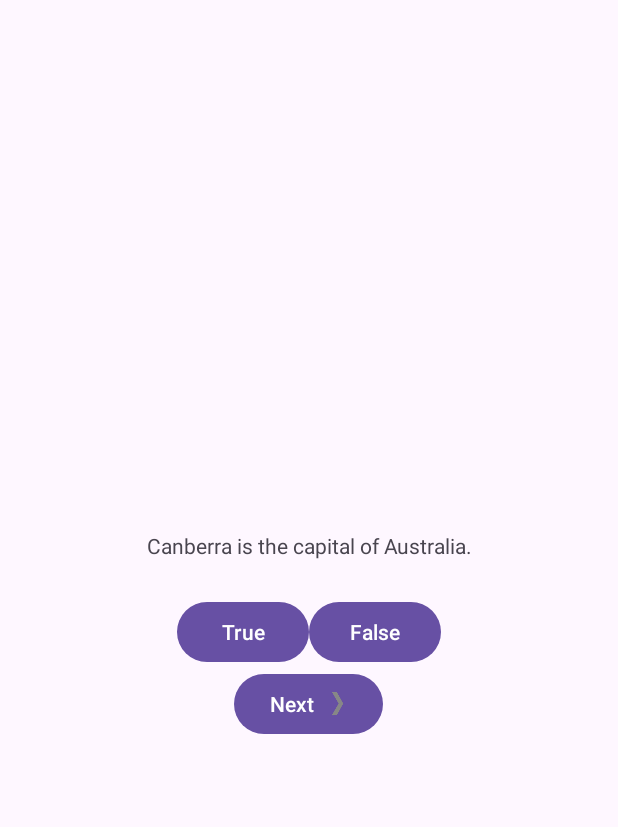
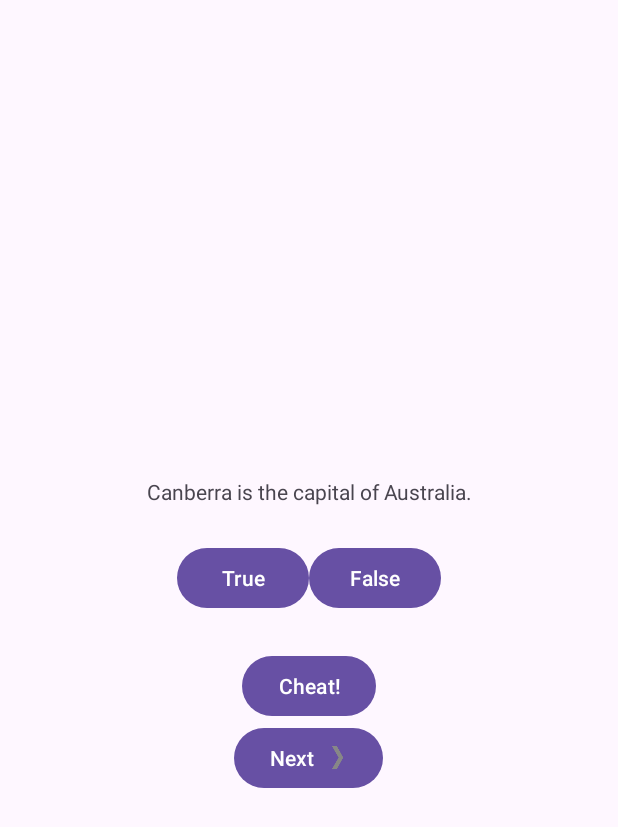
Before and after one commit to Asj218/GeoQuiz11, an Android app: the screen it shows after launch (MainActivity), on a phone screen of 412 x 824 dp. Shown: the top 827 px of the screen. Run offline under Robolectric (Android 15) with nearby library versions, the phone set to English and light mode, and no system bars.

Commit message:
Создали новую активность

```diff
--- a/app/build.gradle.kts
+++ b/app/build.gradle.kts
@@ -42,6 +42,7 @@ dependencies {
     implementation(libs.material)
     implementation(libs.androidx.activity)
     implementation(libs.androidx.constraintlayout)
+    implementation(libs.androidx.lifecycle.common.jvm)
     testImplementation(libs.junit)
     androidTestImplementation(libs.androidx.junit)
     androidTestImplementation(libs.androidx.espresso.core)
--- a/app/src/main/AndroidManifest.xml
+++ b/app/src/main/AndroidManifest.xml
@@ -13,6 +13,9 @@
         android:theme="@style/Theme.GeoQuiz1"
         tools:targetApi="31">
         <activity
+            android:name=".CheatActivity"
+            android:exported="false" />
+        <activity
             android:name=".MainActivity"
             android:exported="true">
             <intent-filter>
--- a/app/src/main/java/com/example/geoquiz1/MainActivity.kt
+++ b/app/src/main/java/com/example/geoquiz1/MainActivity.kt
@@ -12,19 +12,29 @@ import androidx.activity.enableEdgeToEdge
 import androidx.appcompat.app.AppCompatActivity
 import androidx.core.view.ViewCompat
 import androidx.core.view.WindowInsetsCompat
+import android.content.Intent
+import androidx.lifecycle.ViewModelProvider
+
 
 private const val TAG = "MainActivity"
 private const val KEY_INDEX = "index"
 private const val KEY_IS_ANSWER_CHECKED = "is_answer_checked"
 private const val KEY_CORRECT_ANSWER_COUNT = "correct_count"
+private const val REQUEST_CODE_CHEAT = 0
 
 class MainActivity : AppCompatActivity() {
     private lateinit var trueButton: Button
     private lateinit var falseButton: Button
     private lateinit var nextButton: Button
+    private lateinit var cheatButton: Button
     //private lateinit var prevButton: Button
     private lateinit var questionTextView: TextView
+    //private lateinit var quizViewModel: QuizViewModel
 
+    private val quizViewModel: QuizViewModel by
+    lazy {
+        ViewModelProvider(this).get(QuizViewModel::class.java)
+    }
 
     private val questionBank = listOf(
         Question(R.string.question_australia, true),
@@ -45,9 +55,10 @@ class MainActivity : AppCompatActivity() {
         trueButton = findViewById(R.id.true_button)
         falseButton = findViewById(R.id.false_button)
         nextButton = findViewById(R.id.next_button)
+        cheatButton = findViewById(R.id.cheat_button)
         //prevButton = findViewById(R.id.prev_button)
+        //quizViewModel = ViewModelProvider(this).get(QuizViewModel::class.java)
         questionTextView = findViewById(R.id.question_text_view)
-
         trueButton.setOnClickListener { checkAnswer(true) }
         falseButton.setOnClickListener { checkAnswer(false) }
 
@@ -58,11 +69,27 @@ class MainActivity : AppCompatActivity() {
                 showToast(R.string.choose_answer)
             }
         }
-/*
-        prevButton.setOnClickListener{
-            goToPreviousQuestion()
+
+        cheatButton.setOnClickListener {
+            val answerIsTrue = quizViewModel.currentQuestionAnswer
+            val intent = CheatActivity.newIntent(this@MainActivity,answerIsTrue = true)
+            // Переход на новую активити
+            //val intent = Intent(this, CheatActivity::class.java)
+
+            // Передача информации о правильном ответе, если нужно
+/*            intent.putExtra("ANSWER_IS_TRUE", questionBank[currentIndex].answer)
+            */
+
+            startActivityForResult(intent, REQUEST_CODE_CHEAT)
         }
-*/
+        updateQuestion()
+
+
+        /*
+                prevButton.setOnClickListener{
+                    goToPreviousQuestion()
+                }
+        */
         questionTextView.setOnClickListener {
             if (isAnswerChecked) { // Проверяем, был ли дан ответ на текущий вопрос
                 goToNextQuestion()
--- a/app/src/main/res/layout/activity_main.xml
+++ b/app/src/main/res/layout/activity_main.xml
@@ -38,6 +38,13 @@
 
     </LinearLayout>
 
+    <Button
+        android:id="@+id/cheat_button"
+        android:layout_width="wrap_content"
+        android:layout_height="wrap_content"
+        android:layout_marginTop="24dp"
+        android:text="@string/cheat_button" />
+
     <LinearLayout
         android:layout_width="wrap_content"
         android:layout_height="wrap_content"
--- a/gradle/libs.versions.toml
+++ b/gradle/libs.versions.toml
@@ -9,8 +9,10 @@ appcompat = "1.7.0"
 material = "1.12.0"
 activity = "1.9.2"
 constraintlayout = "2.1.4"
+lifecycleCommonJvm = "2.8.6"
 
 [libraries]
+androidx-lifecycle-common-jvm = { group = "androidx.lifecycle", name = "lifecycle-common-jvm", version.ref = "lifecycleCommonJvm" }
 androidx-core-ktx = { group = "androidx.core", name = "core-ktx", version.ref = "coreKtx" }
 junit = { group = "junit", name = "junit", version.ref = "junit" }
 androidx-junit = { group = "androidx.test.ext", name = "junit", version.ref = "junitVersion" }
```
Also changed, not shown: app/src/main/java/com/example/geoquiz1/CheatActivity.kt (added, +43 -0 lines), app/src/main/java/com/example/geoquiz1/QuizViewModel.kt (added, +34 -0 lines), app/src/main/res/layout/activity_cheat.xml (added, +31 -0 lines).
